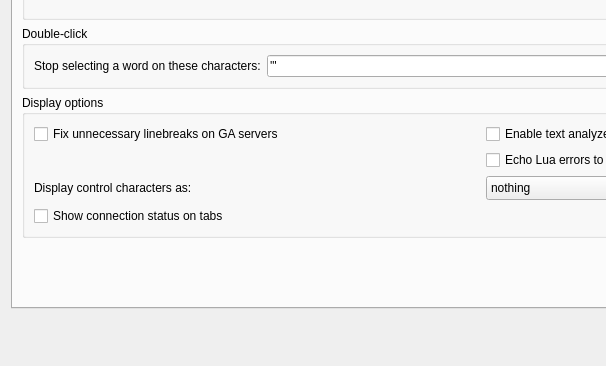
First picture: the form in src/ui/profile_preferences.ui, repository ThalynLabs/Mudlet, before the edit; both pictures show x 0 to 606 and y 328 to 694 of the 965 by 694 pixel window.
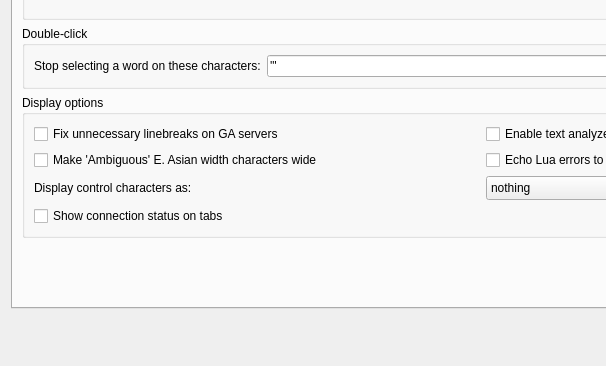
Second picture: the form after the edit. Icons and pictures are not drawn. Custom widgets are drawn as their Qt base class.

Commit message: Fix: revert moving Ambiguous East Asian Width option control from UI to setConfig (#8148)

Diff of the .ui file:
```diff
--- a/src/ui/profile_preferences.ui
+++ b/src/ui/profile_preferences.ui
@@ -1291,6 +1291,16 @@
             </property>
            </widget>
           </item>
+          <item row="1" column="0">
+           <widget class="QCheckBox" name="checkBox_useWideAmbiguousEastAsianGlyphs">
+            <property name="text">
+             <string>Make 'Ambiguous' E. Asian width characters wide</string>
+            </property>
+            <property name="tristate">
+             <bool>true</bool>
+            </property>
+           </widget>
+          </item>
           <item row="0" column="0">
            <widget class="QCheckBox" name="checkBox_USE_IRE_DRIVER_BUGFIX">
             <property name="toolTip">
```
Left out of the diff: 1 changed line with no effect on the pictures. The commit also changes 1 other file.
